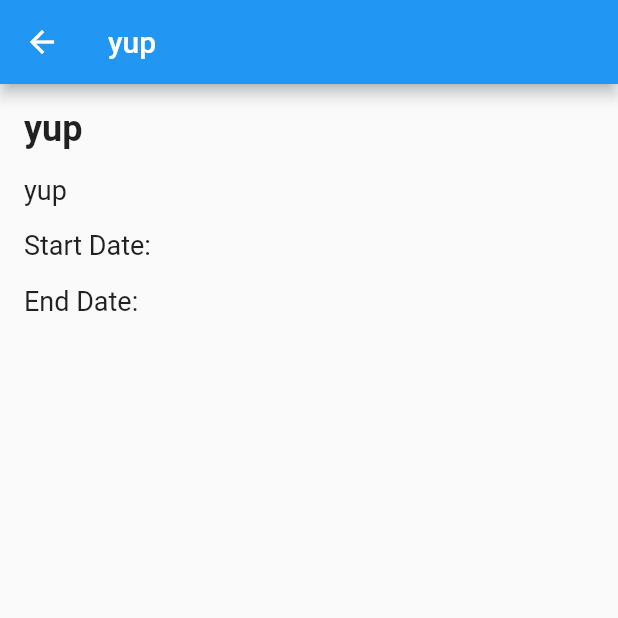
After one commit to jomarderrie/partyplannerflutter, a Flutter app: the screen it shows after launch, after a tap on "goodparty", on a phone screen of 412 x 824 dp, the top half of it. The commit adds this screen. Run offline on Flutter 3.47's test engine with Material 2 defaults, Android fonts, the phone set to English and light mode, and no system bars; our stand-ins replace contacts_service, flutter_native_timezone, permission_handler, timezone; missing offline and left inert: device_calendar.

Commit message:
partydetial screen

```diff
--- a/lib/helper/helper.dart
+++ b/lib/helper/helper.dart
@@ -35,9 +35,7 @@ Future initFile() async {
   }
 }
 
-void addNewPartyToFile(Party party){
 
-}
 
 
 Future writeToFile(dynamic file) async {
--- a/lib/main.dart
+++ b/lib/main.dart
@@ -3,6 +3,7 @@ import 'dart:convert';
 import 'package:flutter/material.dart';
 
 import 'package:intl/intl.dart';
+import 'package:partyplanner/screens/PartyDetailScreen.dart';
 
 import 'party.dart';
 import 'screens/AddPartyScreen.dart';
@@ -79,9 +80,6 @@ class _MyHomePageState extends State<MyHomePage> {
     createFileOnInit();
   }
 
-
-
-
   void _initData() async{
     filePath = await localFile;
     try {
@@ -123,10 +121,15 @@ class _MyHomePageState extends State<MyHomePage> {
           itemBuilder: (context, index) {
             final party = _parties[index];
             // final formattedDate = DateFormat.yMd().add_jm().format(party.startDate);
-
             return ListTile(
               title: Text(party.name),
               subtitle: Text(party.startDate),
+              onTap: () async {
+                await Navigator.push(
+                  context,
+                  MaterialPageRoute(builder: (context) => PartyDetailScreen(party: party)),
+                ).then((value) => _initData());
+              }
             );
           },
         ),
@@ -134,7 +137,8 @@ class _MyHomePageState extends State<MyHomePage> {
           onPressed: () async {
             final party = await Navigator.push(
               context,
-              MaterialPageRoute(builder: (context) => AddPartyScreen()),
+              MaterialPageRoute(builder: (context) => AddPartyScreen(
+              )),
             ).then((value) => _initData());
             print("IjustGOtBack");
             // if (party != null) {
--- a/lib/screens/AddPartyScreen.dart
+++ b/lib/screens/AddPartyScreen.dart
@@ -32,19 +32,19 @@ class _AddPartyScreenState extends State<AddPartyScreen> {
     _currentLocation = getLocation(timezone);
     setLocalLocation(_currentLocation);
   }
-
-  @override
-  void initState() {
-    calanderPermission();
-    final dateTime = DateTime.now().add(Duration(hours: 1));
-    final dateTime2 = DateTime.now().add(Duration(hours: 2));
-    Party party = Party(id: "13", name: "asd", description: "yup", startDate: dateTime.toIso8601String(), endDate: dateTime2.toIso8601String());
-    print(file_data);
-    createNewParty(party);
-  }
+  //
+  // @override
+  // void initState() {
+  //   calanderPermission();
+  //   final dateTime = DateTime.now().add(Duration(hours: 1));
+  //   final dateTime2 = DateTime.now().add(Duration(hours: 2));
+  //   Party party = Party(id: "13", name: "asd", description: "yup", startDate: dateTime.toIso8601String(), endDate: dateTime2.toIso8601String());
+  //   print(file_data);
+  //   createNewParty(party);
+  // }
 
   void createNewParty(Party newParty) async {
-    // _formKey.currentState?.save();
+    _formKey.currentState?.save();
     Map<String, dynamic> party = newParty.toJson();
     file_data['parties'].add(party);
     await writeToFile(file_data);
@@ -52,7 +52,6 @@ class _AddPartyScreenState extends State<AddPartyScreen> {
   }
 
   Future<void> calanderPermission() async {
-    print("got hit");
     var status = await Permission.calendar.status;
     if (status.isDenied || status.isPermanentlyDenied) {
       // request permission
--- /dev/null
+++ b/lib/screens/PartyDetailScreen.dart
@@ -0,0 +1,63 @@
+import 'package:flutter/material.dart';
+import 'package:intl/intl.dart';
+
+import '../party.dart';
+
+class PartyDetailScreen extends StatefulWidget {
+
+  const PartyDetailScreen({  required this.party});
+
+  final Party party;
+  @override
+  _PartyDetailScreenState createState() =>
+    _PartyDetailScreenState();
+}
+class _PartyDetailScreenState extends State<PartyDetailScreen>{
+  @override
+  void initState() {
+    print(widget.party.toJson());
+
+  }
+
+  @override
+  Widget build(BuildContext context) {
+    // String name = party['name'];
+    // String description = party['description'];
+    // DateTime startDate = DateTime.parse(party['startDate']);
+    // DateTime endDate = DateTime.parse(party['endDate']);
+    // DateFormat dateFormat = DateFormat('yyyy-MM-dd HH:mm');
+
+    return Scaffold(
+      appBar: AppBar(
+        title: Text("yup"),
+      ),
+      body: Padding(
+        padding: const EdgeInsets.all(16.0),
+        child: Column(
+          crossAxisAlignment: CrossAxisAlignment.start,
+          children: [
+            Text(
+              "yup",
+              style: TextStyle(fontSize: 24, fontWeight: FontWeight.bold),
+            ),
+            SizedBox(height: 16),
+            Text(
+              "yup",
+              style: TextStyle(fontSize: 18),
+            ),
+            SizedBox(height: 16),
+            Text(
+              'Start Date: ',
+              style: TextStyle(fontSize: 18),
+            ),
+            SizedBox(height: 16),
+            Text(
+              'End Date:',
+              style: TextStyle(fontSize: 18),
+            ),
+          ],
+        ),
+      ),
+    );
+  }
+}
```
